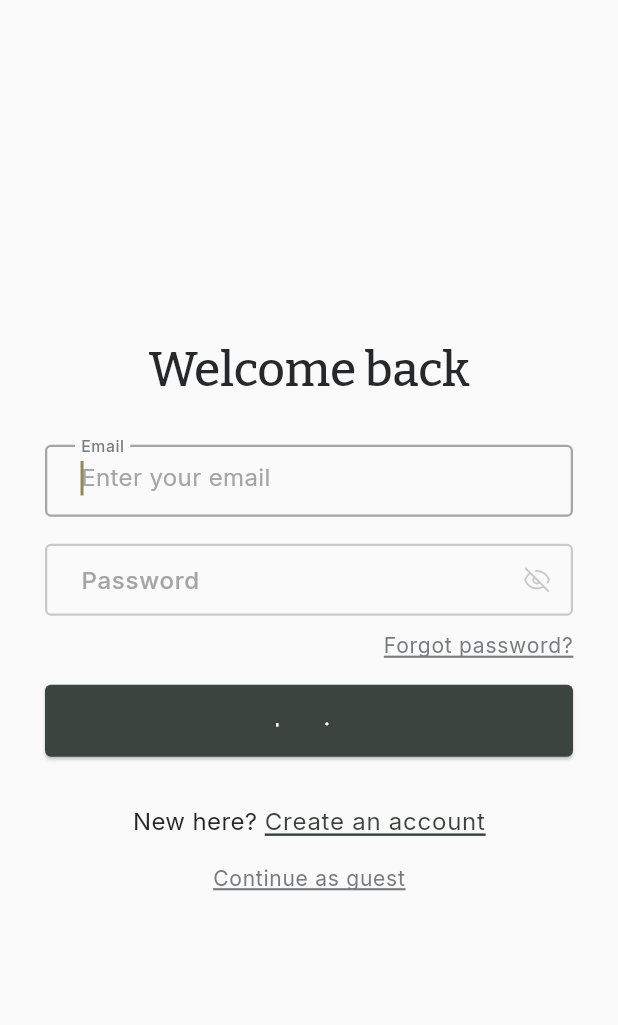
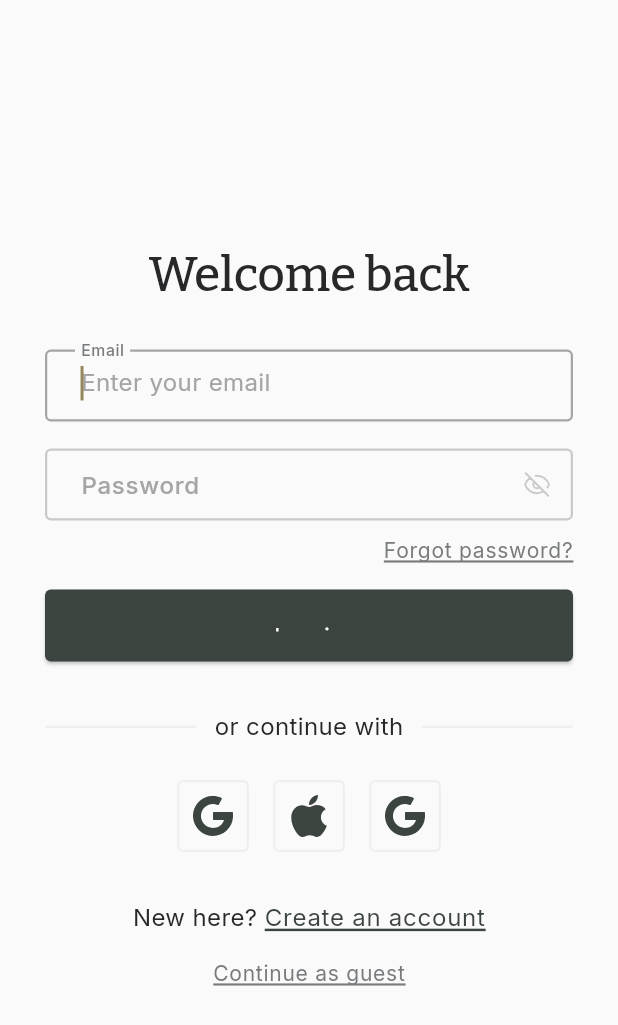
Before and after one commit to evelyn-2022/loop-desktop, a Flutter app: the SignUpScreen screen opened by its route, after a tap on "Next", after a tap on "Log in", on a phone screen of 412 x 824 dp. Shown: the top 1025 px of the screen. Run offline on Flutter 3.47's test engine with Material 3 defaults, Android fonts, the phone set to English and light mode, and no system bars; our stand-ins replace dio, flutter_dotenv, flutter_svg, google_fonts, jwt_decoder, shared_preferences; accounts and stored records are empty; network calls fail.

Commit message:
Add social login

```diff
--- a/lib/main.dart
+++ b/lib/main.dart
@@ -2,9 +2,11 @@ import 'package:flutter/material.dart';
 import 'package:loop/app_initializer.dart';
 import 'providers/app_providers.dart';
 import 'ui/shared/layout/desktop_shell.dart';
+import 'package:flutter_dotenv/flutter_dotenv.dart';
 
-void main() {
+Future<void> main() async {
   WidgetsFlutterBinding.ensureInitialized();
+  await dotenv.load(fileName: ".env");
   runApp(const AppProviders(child: AppInitializer()));
 }
 
--- a/lib/theme/app_colors.dart
+++ b/lib/theme/app_colors.dart
@@ -17,5 +17,6 @@ class AppColors {
   static const Color grey_200 = Color(0xFFA4A5A6);
   static const Color grey_300 = Color(0xFF797C7E);
   static const Color grey_400 = Color(0xFF515253);
+  static const Color grey_500 = Color(0xFF3E3E3F);
   static const Color red_200 = Color(0xFFC3654A);
 }
--- a/lib/theme/app_dimensions.dart
+++ b/lib/theme/app_dimensions.dart
@@ -7,6 +7,8 @@ class AppDimensions {
 
   static const double iconSizeXs = 14;
   static const double iconSizeSm = 20;
+  static const double iconSizeMd = 32;
+  static const double iconSizeLg = 48;
   static const double iconSizeXXL = 100;
   static const double strokeWidthMd = 1.5;
   static const double strokeWidthLg = 2;
@@ -33,4 +35,6 @@ class AppDimensions {
 
   static const double minSnackBarWidth = 360;
   static const double maxSnackBarWidth = 520;
+
+  static const double dividerThickness = 1.5;
 }
--- a/lib/theme/app_theme.dart
+++ b/lib/theme/app_theme.dart
@@ -180,7 +180,7 @@ class AppTheme {
           outline: AppColors.grey_400,
           outlineVariant: AppColors.grey_200,
         ),
-        dividerColor: AppColors.black_700,
+        dividerColor: AppColors.grey_400,
         textTheme: TextTheme(
           displayLarge: GoogleFonts.bitter(
             fontSize: 32,
--- a/lib/ui/auth/login/widgets/login_screen.dart
+++ b/lib/ui/auth/login/widgets/login_screen.dart
@@ -1,5 +1,6 @@
 import 'package:flutter/material.dart';
 import 'package:flutter/services.dart';
+import 'package:loop/ui/auth/oauth/widgets/social_login.dart';
 import 'package:loop/theme/app_dimensions.dart';
 import 'package:loop/ui/auth/login/widgets/login_footer.dart';
 import 'package:loop/ui/auth/login/widgets/login_form.dart';
@@ -120,6 +121,9 @@ class _LoginScreenState extends State<LoginScreen> {
                   ),
                   const SizedBox(
                       height: AppDimensions.gapLg),
+                  const SocialLogin(),
+                  const SizedBox(
+                      height: AppDimensions.gapLg),
                   const LoginFooter(),
                 ],
               ),
--- /dev/null
+++ b/lib/ui/auth/oauth/widgets/social_login.dart
@@ -0,0 +1,119 @@
+import 'package:flutter/material.dart';
+import 'package:flutter_svg/svg.dart';
+import 'package:loop/data/services/oauth_service.dart';
+import 'package:loop/theme/app_dimensions.dart';
+
+class SocialLogin extends StatelessWidget {
+  const SocialLogin({super.key});
+
+  void _handleGoogleLogin(BuildContext context) async {
+    final oauthService = OAuthService();
+    final code = await oauthService.loginWithGoogle();
+
+    if (code != null) {
+      // TODO: send code to backend
+    } else {
+      print('Login failed or canceled');
+    }
+  }
+
+  @override
+  Widget build(BuildContext context) {
+    final theme = Theme.of(context);
+
+    return Column(
+      children: [
+        Row(
+          children: [
+            Expanded(
+              child: Container(
+                height: AppDimensions.dividerThickness,
+                decoration: BoxDecoration(
+                  color: theme.dividerColor,
+                  borderRadius: BorderRadius.circular(
+                      AppDimensions.dividerThickness / 2),
+                ),
+              ),
+            ),
+            const Padding(
+              padding: EdgeInsets.symmetric(horizontal: 12),
+              child: Text('or continue with'),
+            ),
+            Expanded(
+              child: Container(
+                height: AppDimensions.dividerThickness,
+                decoration: BoxDecoration(
+                  color: theme.dividerColor,
+                  borderRadius: BorderRadius.circular(
+                      AppDimensions.dividerThickness / 2),
+                ),
+              ),
+            ),
+          ],
+        ),
+        const SizedBox(height: AppDimensions.gapMd),
+        Row(
+          mainAxisAlignment: MainAxisAlignment.center,
+          children: [
+            _SocialIconButton(
+              assetPath: 'assets/icons/google.svg',
+              onPressed: () => _handleGoogleLogin(context),
+            ),
+            const SizedBox(width: AppDimensions.gapSm),
+            _SocialIconButton(
+              assetPath: 'assets/icons/apple.svg',
+              onPressed: () => {},
+            ),
+            const SizedBox(width: AppDimensions.gapSm),
+            _SocialIconButton(
+              assetPath: 'assets/icons/google.svg',
+              onPressed: () => {},
+            ),
+          ],
+        ),
+      ],
+    );
+  }
+}
+
+class _SocialIconButton extends StatelessWidget {
+  final String assetPath;
+  final VoidCallback onPressed;
+
+  const _SocialIconButton({
+    required this.assetPath,
+    required this.onPressed,
+  });
+
+  @override
+  Widget build(BuildContext context) {
+    final theme = Theme.of(context);
+
+    return InkWell(
+      onTap: onPressed,
+      borderRadius: BorderRadius.circular(4),
+      child: Container(
+        width: 48,
+        height: 48,
+        decoration: BoxDecoration(
+          border: Border.all(
+            color: theme.dividerColor,
+            width: AppDimensions.dividerThickness,
+          ),
+          borderRadius: BorderRadius.circular(4),
+        ),
+        child: Center(
+          child: SvgPicture.asset(
+            assetPath,
+            width: AppDimensions.iconSizeMd,
+            height: AppDimensions.iconSizeMd,
+            colorFilter: ColorFilter.mode(
+              theme.colorScheme.primary,
+              BlendMode.srcIn,
+            ),
+          ),
+        ),
+      ),
+    );
+  }
+}
--- a/lib/ui/shared/layout/desktop_shell.dart
+++ b/lib/ui/shared/layout/desktop_shell.dart
@@ -98,7 +98,7 @@ class _DesktopShellState extends State<DesktopShell> {
             ),
           ),
           VerticalDivider(
-              width: 2,
+              width: AppDimensions.dividerThickness,
               color: Theme.of(context).dividerColor),
           Expanded(
             child: IndexedStack(
--- a/pubspec.yaml
+++ b/pubspec.yaml
@@ -37,6 +37,8 @@ dependencies:
   dio: ^5.8.0
   shared_preferences: ^2.5.3
   jwt_decoder: ^2.0.1
+  url_launcher: ^6.3.1
+  flutter_dotenv: ^5.2.1
 
   # The following adds the Cupertino Icons font to your application.
   # Use with the CupertinoIcons class for iOS style icons.
@@ -66,6 +68,7 @@ flutter:
   # To add assets to your application, add an assets section, like this:
   assets:
     - assets/icons/
+    - .env
 
   # An image asset can refer to one or more resolution-specific "variants", see
   # https://flutter.dev/to/resolution-aware-images
```
Also changed, not shown: lib/data/services/oauth_service.dart (added, +82 -0 lines), assets/icons/apple.svg (added), assets/icons/google.svg (added), pubspec.lock, 7 other files.
